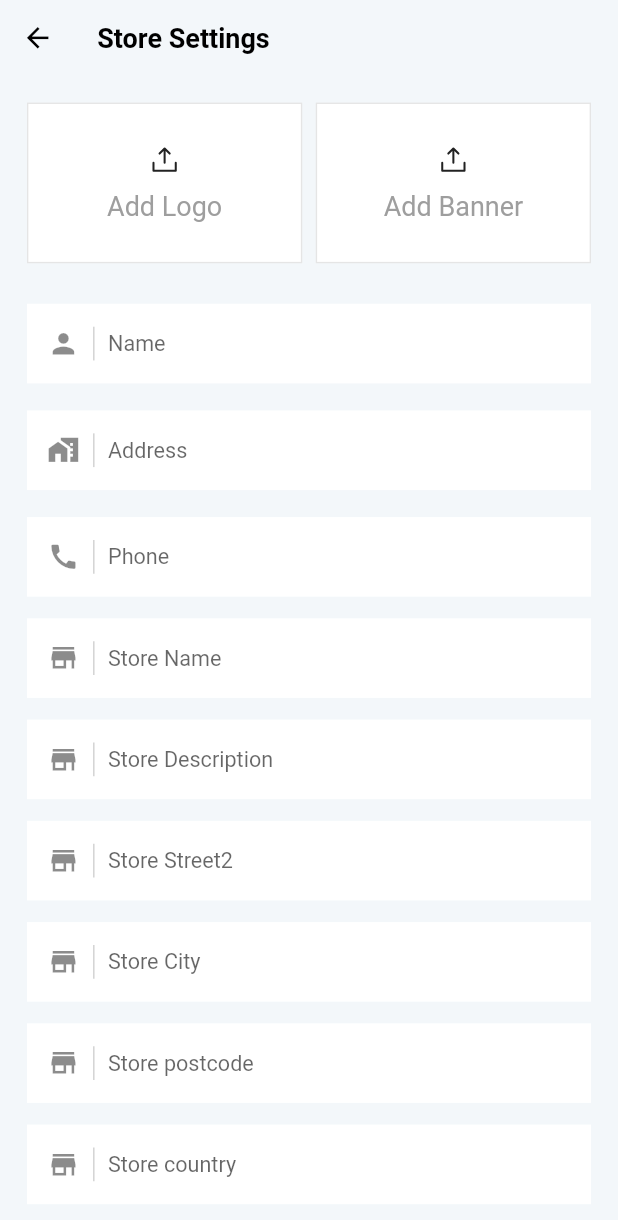
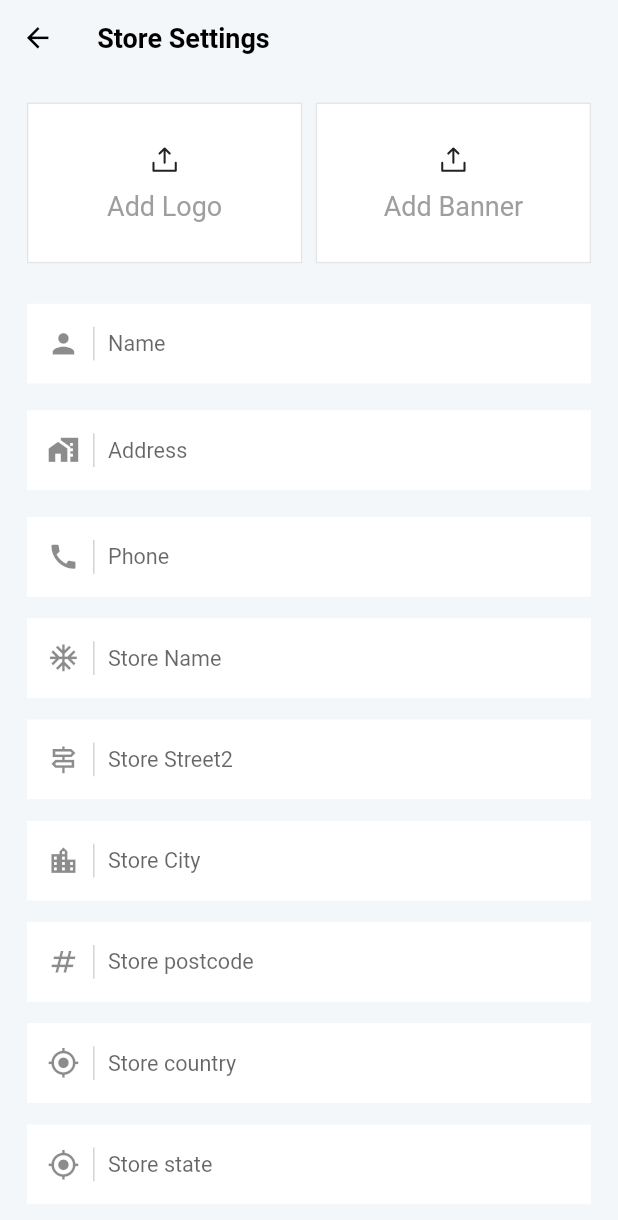
Before and after one commit to DevenAndroid/traidbiz_seller_final, a Flutter app: the SettingScreen screen opened directly, on a phone screen of 412 x 824 dp. Shown: the top 1220 px of the screen. Run offline on Flutter 3.47's test engine with Material 2 defaults, Android fonts, the phone set to English and light mode, and no system bars; drawn by our look-alikes of loading_overlay, overlay_support; our stand-ins replace cached_network_image, dio, firebase_core, firebase_messaging, flutter_phosphor_icons, flutter_svg and 10 more; missing offline and left inert: connectivity_for_web, country_pickers, firebase_core_web, firebase_messaging_web, image_picker_for_web; accounts and stored records are empty; network calls fail.

Commit message:
kartik 12 Dec

```diff
--- a/lib/controller/store_settings_controller.dart
+++ b/lib/controller/store_settings_controller.dart
@@ -1,6 +1,5 @@
 import 'dart:convert';
 import 'dart:developer';
-
 import 'package:dio/dio.dart' as dio;
 import 'dart:convert' as convert;
 import 'package:flutter/material.dart';
@@ -32,7 +31,8 @@ class StoreSettingsController extends GetxController {
   final TextEditingController storePhoneController = TextEditingController();
 
   final TextEditingController storeSlugController = TextEditingController();
-  final TextEditingController shopDescriptionController = TextEditingController();
+  // final TextEditingController shopDescriptionController = TextEditingController();
+  // RxString shopDescriptionController = "".obs;
   // final TextEditingController streetController = TextEditingController();
   final TextEditingController street2Controller = TextEditingController();
   final TextEditingController cityController = TextEditingController();
@@ -47,11 +47,19 @@ class StoreSettingsController extends GetxController {
   final TextEditingController whatsappController = TextEditingController();
   final TextEditingController viberController = TextEditingController();
   final TextEditingController tikTokController = TextEditingController();
-  final TextEditingController creditShippingZoneController = TextEditingController();
+  RxString creditShippingZoneController = "".obs;
 
   RxString countryCode = "".obs;
 
   final ImagePicker _picker = ImagePicker();
+
+  updateQuilValue(){
+
+    // var myJSON = jsonDecode(shopDescriptionController.value);
+    // controllerQQ = QuillController(
+    //     document: htmlparser.parse(shopDescriptionController.value),
+    //     selection: const TextSelection.collapsed(offset: 0));
+  }
 
   final storeLogoImagePath = ''.obs;
   final storeBannerImagePath = ''.obs;
@@ -123,7 +131,7 @@ class StoreSettingsController extends GetxController {
         map["logo"] = logo != null ? convert.base64Encode(logo) : null;
         map["phone"] = storePhoneController.text;
         map["store_slug"] = storeSlugController.text;
-        map["shop_description"] = shopDescriptionController.text;
+        // map["shop_description"] = shopDescriptionController.value;
         // map["street"] = streetController.text;
         map["street_2"] = street2Controller.text;
         map["city"] = cityController.text;
@@ -138,7 +146,7 @@ class StoreSettingsController extends GetxController {
         map["whatsapp"] = whatsappController.text;
         map["viber"] = viberController.text;
         map["tik_tok"] = tikTokController.text;
-        map["credit_shipping_zone"] = creditShippingZoneController.text;
+        map["credit_shipping_zone"] = creditShippingZoneController.value;
 
 
             // final _body =
@@ -197,7 +205,7 @@ class ModelStoreSettings {
   }
 
   Map<String, dynamic> toJson() {
-    final Map<String, dynamic> data = Map<String, dynamic>();
+    final Map<String, dynamic> data = <String, dynamic>{};
     data['status'] = status;
     if (response != null) {
       data['response'] = response!.toJson();
@@ -277,7 +285,7 @@ class Response {
   }
 
   Map<String, dynamic> toJson() {
-    final Map<String, dynamic> data = Map<String, dynamic>();
+    final Map<String, dynamic> data = <String, dynamic>{};
     data['store_name'] = storeName;
     data['phone'] = phone;
     data['address'] = address;
--- a/lib/screens/settings/settings.dart
+++ b/lib/screens/settings/settings.dart
@@ -5,8 +5,11 @@ import 'package:country_pickers/country.dart';
 import 'package:country_pickers/country_picker_dropdown.dart';
 import 'package:country_pickers/utils/utils.dart';
 import 'package:flutter/material.dart';
+import 'package:font_awesome_flutter/font_awesome_flutter.dart';
 import 'package:get/get.dart';
+import 'package:get_storage/get_storage.dart';
 import 'package:loading_overlay/loading_overlay.dart';
+import 'package:traidbiz_seller/screens/settings/quile.dart';
 
 import '../../constraints/colors.dart';
 import '../../constraints/styles.dart';
@@ -27,13 +30,20 @@ class _SettingScreenState extends State<SettingScreen> {
 
   RxBool show = false.obs;
 
+  List<String> shippingZoneList = [
+    "Viti Levu",
+    "Taveuni",
+    "Ovalau",
+    "Vanua Levu"
+  ];
+
   getData() async {
     getStoreProfileInfo1().then((response1) {
       print("jsonEncode(response1)");
       print(jsonEncode(response1));
       controller.storeSlugController.text = response1.response!.storeSlug ?? "";
-      controller.shopDescriptionController.text =
-          response1.response!.shopDescription ?? "";
+      // controller.shopDescriptionController.text =
+      //     response1.response!.shopDescription ?? "";
       controller.street2Controller.text = response1.response!.street2 ?? "";
       controller.cityController.text = response1.response!.city ?? "";
       controller.postcodeController.text = response1.response!.postcode ?? "";
@@ -47,19 +57,9 @@ class _SettingScreenState extends State<SettingScreen> {
       controller.whatsappController.text = response1.response!.whatsapp ?? "";
       controller.viberController.text = response1.response!.viber ?? "";
       controller.tikTokController.text = response1.response!.tikTok ?? "";
-      controller.creditShippingZoneController.text =
+      controller.creditShippingZoneController.value =
           response1.response!.creditShippingZone ?? "";
       controller.countryCode.value = response1.response!.country ?? "";
-      print(controller.storeSlugController.text);
-      print(controller.shopDescriptionController.text);
-      print(controller.street2Controller.text);
-      print(controller.cityController.text);
-      print(controller.postcodeController.text);
-      print(controller.countryController.text);
-      print(controller.stateController.text);
-      print(controller.twitterController.text);
-      print(controller.countryCode.value);
-      print("jsonEncode(response1)");
       show.value = true;
       setState(() {});
     });
@@ -174,7 +174,7 @@ class _SettingScreenState extends State<SettingScreen> {
                       customTextField(
                           hintText: "Store Name",
                           controller: controller.storeSlugController,
-                          icon: const Icon(Icons.store),
+                          icon: const Icon(Icons.ac_unit_sharp),
                           validator: (value) {
                             if (value!.isEmpty) {
                               return "Store Name required";
@@ -183,18 +183,41 @@ class _SettingScreenState extends State<SettingScreen> {
                             }
                           }
                       ),
-                      customTextField(
-                          hintText: "Store Description",
-                          controller: controller.shopDescriptionController,
-                          icon: const Icon(Icons.store),
-                          validator: (value) {
-                            if (value!.isEmpty) {
-                              return "Store Name required";
-                            } else {
-                              return null;
-                            }
-                          }
-                      ),
+                      // customTextField(
+                      //   onTap: (){
+                      //     // showEditorDialogue();
+                      //   },
+                      //     maxLines: 12,
+                      //     read: false,
+                      //     hintText: "Store Description",
+                      //     controller: controller.shopDescriptionController,
+                      //     icon: const Icon(Icons.description_outlined),
+                      //     validator: (value) {
+                      //       if (value!.isEmpty) {
+                      //         return "Store Name required";
+                      //       } else {
+                      //         return null;
+                      //       }
+                      //     }
+                      // ),
+                      // InkWell(
+                      //   onTap: () {
+                      //     showEditorDialogue();
+                      //   },
+                      //   child: Container(
+                      //     decoration: const BoxDecoration(
+                      //       // border: Border.all(color: Colors.grey),
+                      //         color: Colors.white
+                      //     ),
+                      //     padding: const EdgeInsets.all(4),
+                      //     width: double.maxFinite,
+                      //     child: Obx(() {
+                      //       return Html(
+                      //         data: controller.shopDescriptionController.value,
+                      //       );
+                      //     }),
+                      //   ),
+                      // ),
                       // customTextField(
                       //   hintText: "Store Street",
                       //   controller: controller.streetController,
@@ -210,7 +233,7 @@ class _SettingScreenState extends State<SettingScreen> {
                       customTextField(
                           hintText: "Store Street2",
                           controller: controller.street2Controller,
-                          icon: const Icon(Icons.store),
+                          icon: const Icon(Icons.signpost_outlined),
                           validator: (value) {
                             if (value!.isEmpty) {
                               return "Store Name required";
@@ -222,7 +245,7 @@ class _SettingScreenState extends State<SettingScreen> {
                       customTextField(
                           hintText: "Store City",
                           controller: controller.cityController,
-                          icon: const Icon(Icons.store),
+                          icon: const Icon(Icons.location_city),
                           validator: (value) {
                             if (value!.isEmpty) {
                               return "Store Name required";
@@ -234,7 +257,7 @@ class _SettingScreenState extends State<SettingScreen> {
                       customTextField(
                           hintText: "Store postcode",
                           controller: controller.postcodeController,
-                          icon: const Icon(Icons.store),
+                          icon: const Icon(Icons.numbers_sharp),
                           validator: (value) {
                             if (value!.isEmpty) {
                               return "Store Name required";
@@ -246,7 +269,7 @@ class _SettingScreenState extends State<SettingScreen> {
                       customTextField(
                         hintText: "Store country",
                         controller: controller.countryController,
-                        icon: const Icon(Icons.store),
+                        icon: const Icon(Icons.my_location),
                         // validator: (value){
                         //   if(value!.isEmpty){
                         //     return "Store Name required";
@@ -286,7 +309,8 @@ class _SettingScreenState extends State<SettingScreen> {
                         Obx(() {
                           return Container(
                             // margin: const EdgeInsets.symmetric(horizontal: 16.0),
-                          padding: const EdgeInsets.symmetric(horizontal: 16.0),
+                            padding: const EdgeInsets.symmetric(
+                                horizontal: 16.0),
                             decoration: BoxDecoration(
                                 color: Colors.white,
                                 // border: Border.all(color: Colors.red,width: 1.0,),
@@ -295,7 +319,8 @@ class _SettingScreenState extends State<SettingScreen> {
                             child: CountryPickerDropdown(
                               isExpanded: true,
                               initialValue: controller.countryCode.value
-                                .toLowerCase() == "" ? "in" : controller.countryCode.value
+                                  .toLowerCase() == "" ? "in" : controller
+                                  .countryCode.value
                                   .toLowerCase(),
                               isFirstDefaultIfInitialValueNotProvided: false,
                               itemBuilder: _buildDropdownItemNew,
@@ -316,7 +341,7 @@ class _SettingScreenState extends State<SettingScreen> {
                       customTextField(
                           hintText: "Store state",
                           controller: controller.stateController,
-                          icon: const Icon(Icons.store),
+                          icon: const Icon(Icons.my_location_sharp),
                           validator: (value) {
                             if (value!.isEmpty) {
                               return "Store Name required";
@@ -338,42 +363,42 @@ class _SettingScreenState extends State<SettingScreen> {
                       customTextField(
                         hintText: "twitter",
                         controller: controller.twitterController,
-                        icon: const Icon(Icons.store),
+                        icon: const FaIcon(FontAwesomeIcons.twitter),
                       ),
                       customTextField(
                           hintText: "facebook",
                           controller: controller.facebookController,
-                        icon: const Icon(Icons.store),
+                          icon: const FaIcon(FontAwesomeIcons.facebook)
                       ),
                       customTextField(
                           hintText: "instagram",
                           controller: controller.instagramController,
-                        icon: const Icon(Icons.store),
+                          icon: const FaIcon(FontAwesomeIcons.instagram)
                       ),
                       customTextField(
                           hintText: "youtube",
                           controller: controller.youtubeController,
-                        icon: const Icon(Icons.store),
+                          icon: const FaIcon(FontAwesomeIcons.youtube)
                       ),
                       customTextField(
                           hintText: "linkedin",
                           controller: controller.linkedinController,
-                        icon: const Icon(Icons.store),
+                          icon: const FaIcon(FontAwesomeIcons.linkedin)
                       ),
                       customTextField(
                           hintText: "whatsapp",
                           controller: controller.whatsappController,
-                        icon: const Icon(Icons.store),
+                          icon: const FaIcon(FontAwesomeIcons.whatsapp)
                       ),
                       customTextField(
                           hintText: "viber",
                           controller: controller.viberController,
-                        icon: const Icon(Icons.store),
+                          icon: const FaIcon(FontAwesomeIcons.viber)
                       ),
                       customTextField(
                           hintText: "tik_tok",
                           controller: controller.tikTokController,
-                        icon: const Icon(Icons.store),
+                          icon: const FaIcon(FontAwesomeIcons.tiktok)
                       ),
                       const SizedBox(height: 16),
                       Row(
@@ -385,11 +410,51 @@ class _SettingScreenState extends State<SettingScreen> {
                             ),),
                         ],
                       ),
-                      customTextField(
+                      Column(
+                        children: [
+                          const SizedBox(height: 8),
+                          Obx(() {
+                            return DropdownButtonFormField<String>(
+                              value: controller.creditShippingZoneController
+                                  .value == "" ? null : controller
+                                  .creditShippingZoneController.value,
+                              decoration: inputDecorationFilled2.copyWith(
                                 hintText: "Credit Shipping Zone",
-                        controller: controller.storePhoneController,
-                        icon: const Icon(Icons.store),
+                                // prefixIcon: Row(
+                                //   mainAxisSize: MainAxisSize.min,
+                                //   children: [
+                                //     const SizedBox(width: 15),
+                                //     icon,
+                                //     const SizedBox(width: 10),
+                                //     Container(
+                                //       height: 25,
+                                //       width: 1,
+                                //       color: Colors.grey.withOpacity(0.5),
+                                //     ),
+                                //     const SizedBox(width: 10),
+                                //   ],
+                                // ),
                               ),
+                              onChanged: (value) {
+                                controller.creditShippingZoneController.value =
+                                value!;
+                              },
+                              items: List.generate(
+                                  shippingZoneList.length, (index) =>
+                                  DropdownMenuItem(
+                                      value: shippingZoneList[index],
+                                      child: Text(shippingZoneList[index]))),
+                              // keyboardType: TextInputType.number,
+                              // validator: validator,
+                            );
+                          }),
+                        ],
+                      ),
+                      // customTextField(
+                      //   hintText: "Credit Shipping Zone",
+                      //   controller: controller.storePhoneController,
+                      //   icon: const Icon(Icons.store),
+                      // ),
                       const SizedBox(height: 30),
                       SizedBox(
                         width: double.infinity,
@@ -419,12 +484,19 @@ class _SettingScreenState extends State<SettingScreen> {
     required String hintText,
     required Widget icon,
     String? Function(String?)? validator,
+    onTap,
+    bool read = false,
+    int maxLines = 1,
   }) {
     return Column(
       children: [
         const SizedBox(height: 8),
         TextFormField(
+          onTap: onTap,
+          readOnly: read,
           controller: controller,
+          maxLines: maxLines,
+          minLines: 1,
           decoration: inputDecorationFilled2.copyWith(
             hintText: hintText,
             prefixIcon: Row(
```
Also changed, not shown: lib/main.dart (+13 -13 lines), lib/screens/settings/quile.dart (added, +62 -0 lines), lib/screens/settings/textttt.dart (added, +13 -0 lines), lib/screens/splash.dart (+5 -3 lines), lib/services/notification_service.dart (+126 -126 lines), pubspec.yaml (+9 -12 lines), assets/app/splash_icon.png, lib/generated/assets.dart, pubspec.lock. Lines whose indentation alone changed are shown as unchanged.
